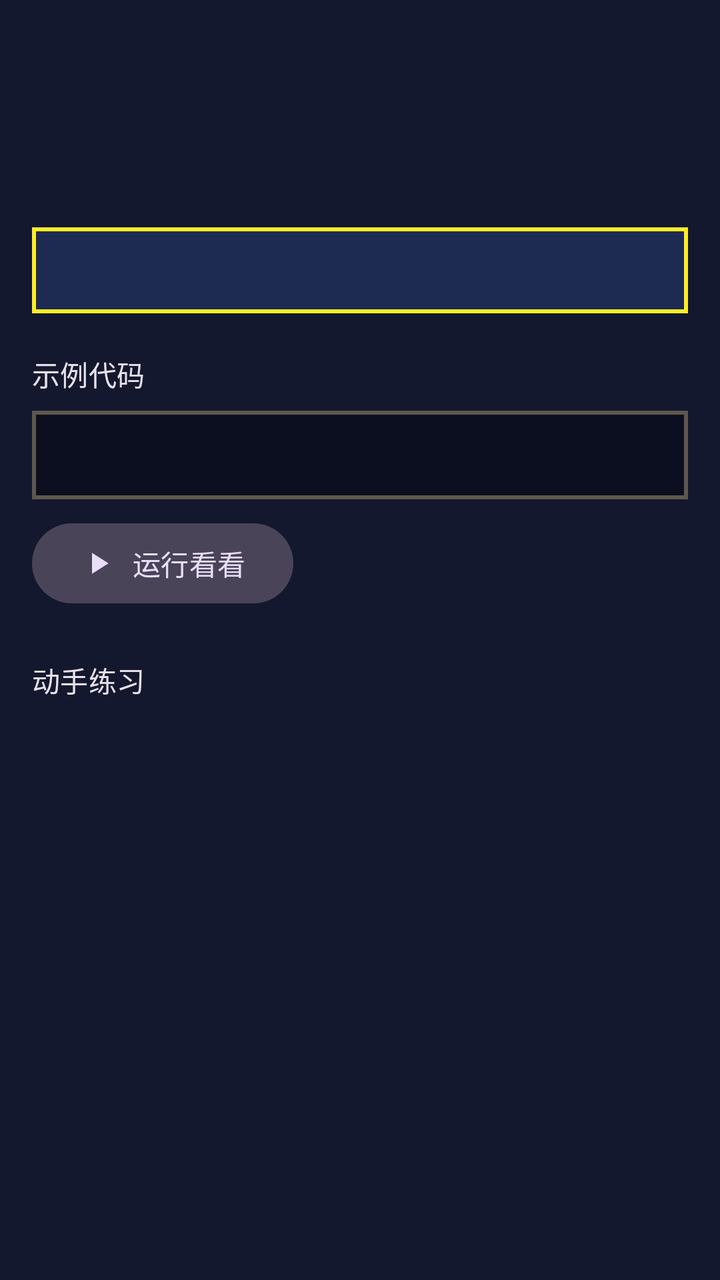
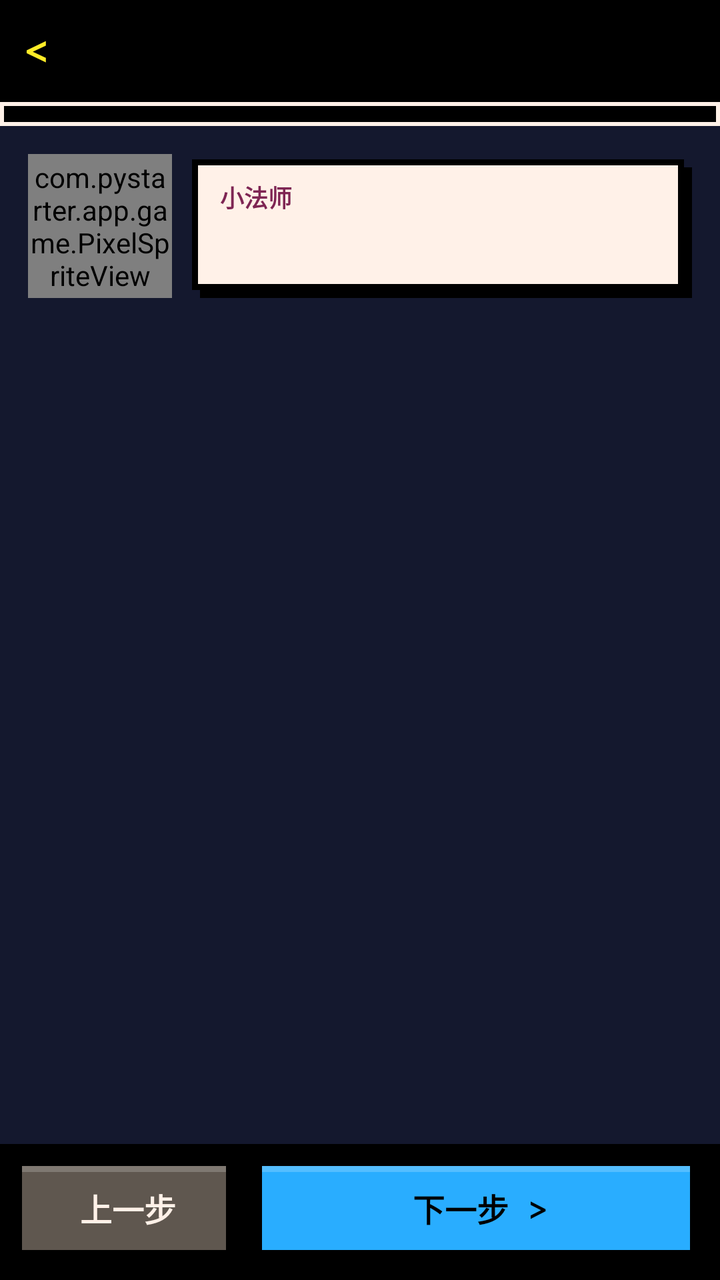

Compare the two renders of this Android layout. The source of the first and the diff that turns it into the second are given below.
<!-- AndroidManifest.xml: application theme Theme.PyStarter -->
<!-- res/layout/activity_lesson.xml -->
<?xml version="1.0" encoding="utf-8"?>
<LinearLayout xmlns:android="http://schemas.android.com/apk/res/android"
    xmlns:app="http://schemas.android.com/apk/res-auto"
    android:layout_width="match_parent"
    android:layout_height="match_parent"
    android:fitsSystemWindows="true"
    android:orientation="vertical">

    <com.google.android.material.appbar.MaterialToolbar
        android:id="@+id/toolbar"
        android:layout_width="match_parent"
        android:layout_height="?attr/actionBarSize" />

    <androidx.core.widget.NestedScrollView
        android:layout_width="match_parent"
        android:layout_height="match_parent">

        <LinearLayout
            android:layout_width="match_parent"
            android:layout_height="wrap_content"
            android:orientation="vertical"
            android:padding="16dp">

            <TextView
                android:id="@+id/concept"
                android:layout_width="match_parent"
                android:layout_height="wrap_content"
                android:lineSpacingMultiplier="1.3"
                android:textAppearance="?attr/textAppearanceBodyLarge" />

            <TextView
                android:id="@+id/analogy"
                android:layout_width="match_parent"
                android:layout_height="wrap_content"
                android:layout_marginTop="12dp"
                android:background="@drawable/bg_banner"
                android:drawablePadding="8dp"
                android:padding="12dp"
                android:textAppearance="?attr/textAppearanceBodyMedium" />

            <TextView
                android:layout_width="wrap_content"
                android:layout_height="wrap_content"
                android:layout_marginTop="20dp"
                android:text="@string/example"
                android:textAppearance="?attr/textAppearanceTitleSmall" />

            <TextView
                android:id="@+id/example"
                style="@style/CodeText"
                android:layout_width="match_parent"
                android:layout_height="wrap_content"
                android:layout_marginTop="8dp" />

            <com.google.android.material.button.MaterialButton
                android:id="@+id/runExample"
                style="@style/Widget.Material3.Button.TonalButton"
                android:layout_width="wrap_content"
                android:layout_height="wrap_content"
                android:layout_marginTop="8dp"
                android:text="@string/run_example"
                app:icon="@drawable/ic_play" />

            <TextView
                android:id="@+id/exampleOutput"
                style="@style/OutputText"
                android:layout_width="match_parent"
                android:layout_height="wrap_content"
                android:layout_marginTop="8dp"
                android:visibility="gone" />

            <TextView
                android:layout_width="wrap_content"
                android:layout_height="wrap_content"
                android:layout_marginTop="24dp"
                android:text="@string/practice"
                android:textAppearance="?attr/textAppearanceTitleSmall" />

            <LinearLayout
                android:id="@+id/questionButtons"
                android:layout_width="match_parent"
                android:layout_height="wrap_content"
                android:layout_marginTop="8dp"
                android:orientation="vertical" />
        </LinearLayout>
    </androidx.core.widget.NestedScrollView>
</LinearLayout>
<!-- resources referenced by this layout -->
<resources>
  <!-- drawable bg_banner (drawable) -->
  <?xml version="1.0" encoding="utf-8"?>
  <shape xmlns:android="http://schemas.android.com/apk/res/android" android:shape="rectangle">
      <solid android:color="@color/px_panel" />
      <stroke android:width="2dp" android:color="@color/px_yellow" />
  </shape>
  <!-- drawable ic_play (drawable) -->
  <?xml version="1.0" encoding="utf-8"?>
  <vector xmlns:android="http://schemas.android.com/apk/res/android"
      android:width="24dp" android:height="24dp" android:viewportWidth="24" android:viewportHeight="24"
      android:tint="?attr/colorControlNormal">
      <path android:fillColor="@android:color/white" android:pathData="M8,5v14l11,-7z" />
  </vector>
  <string name="example">示例代码</string>
  <string name="practice">动手练习</string>
  <!-- unchanged entries left out for length: 19 -->
</resources>

<!-- the commit's change to res/layout/activity_lesson.xml (unified diff, before → after) -->
@@ -1,87 +1,247 @@
 <?xml version="1.0" encoding="utf-8"?>
 <LinearLayout xmlns:android="http://schemas.android.com/apk/res/android"
-    xmlns:app="http://schemas.android.com/apk/res-auto"
     android:layout_width="match_parent"
     android:layout_height="match_parent"
     android:fitsSystemWindows="true"
     android:orientation="vertical">
 
-    <com.google.android.material.appbar.MaterialToolbar
-        android:id="@+id/toolbar"
-        android:layout_width="match_parent"
-        android:layout_height="?attr/actionBarSize" />
-
-    <androidx.core.widget.NestedScrollView
-        android:layout_width="match_parent"
-        android:layout_height="match_parent">
+    <LinearLayout
+        android:layout_width="match_parent"
+        android:layout_height="wrap_content"
+        android:background="@color/px_black"
+        android:gravity="center_vertical"
+        android:orientation="horizontal"
+        android:padding="12dp">
+
+        <TextView
+            android:id="@+id/back"
+            style="@style/PxText.Title"
+            android:layout_width="wrap_content"
+            android:layout_height="wrap_content"
+            android:paddingEnd="12dp"
+            android:text="@string/back_arrow" />
+
+        <TextView
+            android:id="@+id/title"
+            style="@style/PxText"
+            android:layout_width="0dp"
+            android:layout_height="wrap_content"
+            android:layout_weight="1"
+            android:maxLines="1" />
+
+        <TextView
+            android:id="@+id/stepText"
+            style="@style/PxText"
+            android:layout_width="wrap_content"
+            android:layout_height="wrap_content"
+            android:textColor="@color/px_blue" />
+    </LinearLayout>
+
+    <ProgressBar
+        android:id="@+id/stepBar"
+        style="?android:attr/progressBarStyleHorizontal"
+        android:layout_width="match_parent"
+        android:layout_height="12dp"
+        android:progressDrawable="@drawable/px_bar"
+        android:progressTint="@color/px_blue" />
+
+    <ScrollView
+        android:layout_width="match_parent"
+        android:layout_height="0dp"
+        android:layout_weight="1">
 
         <LinearLayout
+            android:id="@+id/content"
             android:layout_width="match_parent"
             android:layout_height="wrap_content"
             android:orientation="vertical"
-            android:padding="16dp">
-
-            <TextView
-                android:id="@+id/concept"
+            android:padding="14dp">
+
+            <LinearLayout
                 android:layout_width="match_parent"
                 android:layout_height="wrap_content"
-                android:lineSpacingMultiplier="1.3"
-                android:textAppearance="?attr/textAppearanceBodyLarge" />
-
-            <TextView
-                android:id="@+id/analogy"
+                android:gravity="bottom"
+                android:orientation="horizontal">
+
+                <com.pystarter.app.game.PixelSpriteView
+                    android:id="@+id/npc"
+                    android:layout_width="72dp"
+                    android:layout_height="72dp" />
+
+                <LinearLayout
+                    android:id="@+id/bubble"
+                    android:layout_width="0dp"
+                    android:layout_height="wrap_content"
+                    android:layout_marginStart="10dp"
+                    android:layout_weight="1"
+                    android:background="@drawable/px_card"
+                    android:orientation="vertical"
+                    android:paddingStart="14dp"
+                    android:paddingTop="10dp"
+                    android:paddingEnd="18dp"
+                    android:paddingBottom="16dp">
+
+                    <TextView
+                        android:id="@+id/speaker"
+                        style="@style/PxText.Small"
+                        android:layout_width="wrap_content"
+                        android:layout_height="wrap_content"
+                        android:text="@string/npc_name"
+                        android:textColor="@color/px_plum" />
+
+                    <TextView
+                        android:id="@+id/speech"
+                        style="@style/PxText.Body"
+                        android:layout_width="match_parent"
+                        android:layout_height="wrap_content"
+                        android:layout_marginTop="4dp"
+                        android:textColor="@color/px_black" />
+                </LinearLayout>
+            </LinearLayout>
+
+            
+            <LinearLayout
+                android:id="@+id/exampleBox"
                 android:layout_width="match_parent"
                 android:layout_height="wrap_content"
-                android:layout_marginTop="12dp"
-                android:background="@drawable/bg_banner"
-                android:drawablePadding="8dp"
-                android:padding="12dp"
-                android:textAppearance="?attr/textAppearanceBodyMedium" />
-
-            <TextView
-                android:layout_width="wrap_content"
-                android:layout_height="wrap_content"
-                android:layout_marginTop="20dp"
-                android:text="@string/example"
-                android:textAppearance="?attr/textAppearanceTitleSmall" />
-
-            <TextView
-                android:id="@+id/example"
-                style="@style/CodeText"
+                android:layout_marginTop="18dp"
+                android:orientation="vertical"
+                android:visibility="gone">
+
+                <EditText
+                    android:id="@+id/exampleEditor"
+                    style="@style/CodeText"
+                    android:layout_width="match_parent"
+                    android:layout_height="wrap_content"
+                    android:gravity="top|start"
+                    android:importantForAutofill="no"
+                    android:inputType="textMultiLine|textNoSuggestions|textVisiblePassword"
+                    android:minLines="3" />
+
+                
+                <LinearLayout
+                    android:id="@+id/inputBox"
+                    android:layout_width="match_parent"
+                    android:layout_height="wrap_content"
+                    android:layout_marginTop="10dp"
+                    android:orientation="vertical"
+                    android:visibility="gone">
+
+                    <TextView
+                        style="@style/PxText.Small"
+                        android:layout_width="match_parent"
+                        android:layout_height="wrap_content"
+                        android:text="@string/example_input_label"
+                        android:textColor="@color/px_yellow" />
+
+                    <EditText
+                        android:id="@+id/exampleInput"
+                        style="@style/CodeText"
+                        android:layout_width="match_parent"
+                        android:layout_height="wrap_content"
+                        android:layout_marginTop="6dp"
+                        android:gravity="top|start"
+                        android:hint="@string/example_input_hint"
+                        android:importantForAutofill="no"
+                        android:inputType="textMultiLine|textNoSuggestions"
+                        android:minLines="1"
+                        android:textColorHint="@color/px_stone" />
+                </LinearLayout>
+
+                <LinearLayout
+                    android:layout_width="match_parent"
+                    android:layout_height="wrap_content"
+                    android:layout_marginTop="10dp"
+                    android:orientation="horizontal">
+
+                    <TextView
+                        android:id="@+id/runExample"
+                        style="@style/PxButton.Green"
+                        android:layout_width="0dp"
+                        android:layout_height="wrap_content"
+                        android:layout_marginEnd="8dp"
+                        android:layout_weight="1"
+                        android:text="@string/run_example" />
+
+                    <TextView
+                        android:id="@+id/resetExample"
+                        style="@style/PxButton.Gray"
+                        android:layout_width="0dp"
+                        android:layout_height="wrap_content"
+                        android:layout_weight="1"
+                        android:text="@string/reset_example" />
+                </LinearLayout>
+
+                <TextView
+                    android:id="@+id/exampleOutput"
+                    style="@style/OutputText"
+                    android:layout_width="match_parent"
+                    android:layout_height="wrap_content"
+                    android:layout_marginTop="10dp"
+                    android:visibility="gone" />
+            </LinearLayout>
+
+            
+            <LinearLayout
+                android:id="@+id/practiceBox"
                 android:layout_width="match_parent"
                 android:layout_height="wrap_content"
-                android:layout_marginTop="8dp" />
-
-            <com.google.android.material.button.MaterialButton
-                android:id="@+id/runExample"
-                style="@style/Widget.Material3.Button.TonalButton"
-                android:layout_width="wrap_content"
-                android:layout_height="wrap_content"
-                android:layout_marginTop="8dp"
-                android:text="@string/run_example"
-                app:icon="@drawable/ic_play" />
-
-            <TextView
-                android:id="@+id/exampleOutput"
-                style="@style/OutputText"
-                android:layout_width="match_parent"
-                android:layout_height="wrap_content"
-                android:layout_marginTop="8dp"
-                android:visibility="gone" />
-
-            <TextView
-                android:layout_width="wrap_content"
-                android:layout_height="wrap_content"
-                android:layout_marginTop="24dp"
-                android:text="@string/practice"
-                android:textAppearance="?attr/textAppearanceTitleSmall" />
-
-            <LinearLayout
-                android:id="@+id/questionButtons"
-                android:layout_width="match_parent"
-                android:layout_height="wrap_content"
-                android:layout_marginTop="8dp"
-                android:orientation="vertical" />
+                android:layout_marginTop="18dp"
+                android:orientation="vertical"
+                android:visibility="gone">
+
+                <TextView
+                    android:id="@+id/practiceCode"
+                    style="@style/CodeText"
+                    android:layout_width="match_parent"
+                    android:layout_height="wrap_content"
+                    android:visibility="gone" />
+
+                <LinearLayout
+                    android:id="@+id/practiceOptions"
+                    android:layout_width="match_parent"
+                    android:layout_height="wrap_content"
+                    android:layout_marginTop="8dp"
+                    android:orientation="vertical" />
+
+                <TextView
+                    android:id="@+id/practiceExplain"
+                    style="@style/PxText.Body"
+                    android:layout_width="match_parent"
+                    android:layout_height="wrap_content"
+                    android:layout_marginTop="10dp"
+                    android:background="@drawable/px_dialog"
+                    android:paddingStart="14dp"
+                    android:paddingTop="10dp"
+                    android:paddingEnd="18dp"
+                    android:paddingBottom="16dp"
+                    android:visibility="gone" />
+            </LinearLayout>
         </LinearLayout>
-    </androidx.core.widget.NestedScrollView>
+    </ScrollView>
+
+    <LinearLayout
+        android:layout_width="match_parent"
+        android:layout_height="wrap_content"
+        android:background="@color/px_black"
+        android:orientation="horizontal"
+        android:padding="8dp">
+
+        <TextView
+            android:id="@+id/prev"
+            style="@style/PxButton.Gray"
+            android:layout_width="0dp"
+            android:layout_height="wrap_content"
+            android:layout_marginEnd="8dp"
+            android:layout_weight="1"
+            android:text="@string/prev_step" />
+
+        <TextView
+            android:id="@+id/next"
+            style="@style/PxButton"
+            android:layout_width="0dp"
+            android:layout_height="wrap_content"
+            android:layout_weight="2"
+            android:text="@string/next_step" />
+    </LinearLayout>
 </LinearLayout>
<!-- resource entries referenced after the edit -->
@@ -1,20 +1,202 @@
 <!-- resources referenced by this layout -->
 <resources>
-  <!-- drawable bg_banner (drawable) -->
-  <?xml version="1.0" encoding="utf-8"?>
-  <shape xmlns:android="http://schemas.android.com/apk/res/android" android:shape="rectangle">
-      <solid android:color="@color/px_panel" />
-      <stroke android:width="2dp" android:color="@color/px_yellow" />
-  </shape>
-  <!-- drawable ic_play (drawable) -->
-  <?xml version="1.0" encoding="utf-8"?>
-  <vector xmlns:android="http://schemas.android.com/apk/res/android"
-      android:width="24dp" android:height="24dp" android:viewportWidth="24" android:viewportHeight="24"
-      android:tint="?attr/colorControlNormal">
-      <path android:fillColor="@android:color/white" android:pathData="M8,5v14l11,-7z" />
-  </vector>
-  <string name="example">示例代码</string>
-  <string name="practice">动手练习</string>
+  <color name="px_plum">#7E2553</color>
+  <!-- drawable px_bar (drawable) -->
+  <?xml version="1.0" encoding="utf-8"?>
+  <layer-list xmlns:android="http://schemas.android.com/apk/res/android">
+      <item android:id="@android:id/background">
+          <shape><solid android:color="#000000" /><stroke android:width="2dp" android:color="#FFF1E8" /></shape>
+      </item>
+      <item android:id="@android:id/progress" android:left="3dp" android:top="3dp" android:right="3dp" android:bottom="3dp">
+          <clip><shape><solid android:color="#FFFFFF" /></shape></clip>
+      </item>
+  </layer-list>
+  <!-- drawable px_card (drawable) -->
+  <?xml version="1.0" encoding="utf-8"?>
+  <layer-list xmlns:android="http://schemas.android.com/apk/res/android">
+      <item android:left="4dp" android:top="4dp">
+          <shape><solid android:color="#000000" /></shape>
+      </item>
+      <item android:right="4dp" android:bottom="4dp">
+          <shape><solid android:color="#FFF1E8" /><stroke android:width="3dp" android:color="#000000" /></shape>
+      </item>
+  </layer-list>
+  <!-- drawable px_dialog (drawable) -->
+  <?xml version="1.0" encoding="utf-8"?>
+  <layer-list xmlns:android="http://schemas.android.com/apk/res/android">
+      <item android:left="4dp" android:top="4dp">
+          <shape><solid android:color="#000000" /></shape>
+      </item>
+      <item android:right="4dp" android:bottom="4dp">
+          <shape><solid android:color="#000000" /><stroke android:width="3dp" android:color="#FFF1E8" /></shape>
+      </item>
+  </layer-list>
+  <string name="back_arrow">&lt;</string>
+  <string name="example_input_hint">例如：你的名字</string>
+  <string name="example_input_label">这段代码用到了 input()，会停下来等你输入。在下面写好要输入的内容（一行对应一次 input）：</string>
+  <string name="next_step">下一步 &gt;</string>
+  <string name="npc_name">小法师</string>
+  <string name="prev_step">上一步</string>
+  <string name="reset_example">恢复原样</string>
+  <style name="PxButton" parent="PxText">
+          <item name="android:gravity">center</item>
+          <item name="android:minHeight">52dp</item>
+          <item name="android:paddingStart">14dp</item>
+          <item name="android:paddingEnd">14dp</item>
+          <item name="android:paddingTop">8dp</item>
+          <item name="android:paddingBottom">12dp</item>
+          <item name="android:clickable">true</item>
+          <item name="android:focusable">true</item>
+          <item name="android:textColor">@color/px_black</item>
+          <item name="android:textSize">16sp</item>
+          <item name="android:background">@drawable/px_btn_blue</item>
+      </style>
+  <style name="PxButton.Gray">
+          <item name="android:background">@drawable/px_btn_gray</item>
+          <item name="android:textColor">@color/px_white</item>
+      </style>
+  <style name="PxButton.Green"><item name="android:background">@drawable/px_btn_green</item></style>
+  <style name="PxText">
+          <item name="android:fontFamily">monospace</item>
+          <item name="android:textStyle">bold</item>
+          <item name="android:textColor">@color/px_white</item>
+          <item name="android:textSize">15sp</item>
+          <item name="android:lineSpacingMultiplier">1.25</item>
+      </style>
+  <style name="PxText.Body">
+          <item name="android:textStyle">normal</item>
+          <item name="android:textSize">16sp</item>
+          <item name="android:lineSpacingMultiplier">1.4</item>
+      </style>
+  <style name="PxText.Small">
+          <item name="android:textSize">12sp</item>
+          <item name="android:textColor">@color/px_silver</item>
+      </style>
+  <style name="PxText.Title">
+          <item name="android:textSize">20sp</item>
+          <item name="android:textColor">@color/px_yellow</item>
+      </style>
+  <!-- drawable px_btn_blue (drawable) -->
+  <?xml version="1.0" encoding="utf-8"?>
+  <selector xmlns:android="http://schemas.android.com/apk/res/android">
+      <item android:state_pressed="true">
+          <layer-list>
+              <item android:left="4dp" android:top="4dp">
+                  <shape><solid android:color="#000000" /></shape>
+              </item>
+              <item android:left="7dp" android:top="7dp" android:right="0dp" android:bottom="0dp">
+                  <shape><solid android:color="#29ADFF" /></shape>
+              </item>
+          </layer-list>
+      </item>
+      <item android:state_enabled="false">
+          <layer-list>
+              <item android:right="4dp" android:bottom="4dp">
+                  <shape><solid android:color="#000000" /></shape>
+              </item>
+              <item android:left="3dp" android:top="3dp" android:right="7dp" android:bottom="7dp">
+                  <shape><solid android:color="#5F574F" /></shape>
+              </item>
+          </layer-list>
+      </item>
+      <item>
+          <layer-list>
+              <item android:left="4dp" android:top="4dp">
+                  <shape><solid android:color="#000000" /></shape>
+              </item>
+              <item android:right="4dp" android:bottom="4dp">
+                  <shape><solid android:color="#000000" /></shape>
+              </item>
+              <item android:left="3dp" android:top="3dp" android:right="7dp" android:bottom="7dp">
+                  <shape><solid android:color="#29ADFF" /></shape>
+              </item>
+              <item android:left="3dp" android:top="3dp" android:right="7dp" android:bottom="7dp" android:gravity="top">
+                  <shape><size android:height="3dp" /><solid android:color="#33FFFFFF" /></shape>
+              </item>
+          </layer-list>
+      </item>
+  </selector>
+  <!-- drawable px_btn_gray (drawable) -->
+  <?xml version="1.0" encoding="utf-8"?>
+  <selector xmlns:android="http://schemas.android.com/apk/res/android">
+      <item android:state_pressed="true">
+          <layer-list>
+              <item android:left="4dp" android:top="4dp">
+                  <shape><solid android:color="#000000" /></shape>
+              </item>
+              <item android:left="7dp" android:top="7dp" android:right="0dp" android:bottom="0dp">
+                  <shape><solid android:color="#5F574F" /></shape>
+              </item>
+          </layer-list>
+      </item>
+      <item android:state_enabled="false">
+          <layer-list>
+              <item android:right="4dp" android:bottom="4dp">
+                  <shape><solid android:color="#000000" /></shape>
+              </item>
+              <item android:left="3dp" android:top="3dp" android:right="7dp" android:bottom="7dp">
+                  <shape><solid android:color="#5F574F" /></shape>
+              </item>
+          </layer-list>
+      </item>
+      <item>
+          <layer-list>
+              <item android:left="4dp" android:top="4dp">
+                  <shape><solid android:color="#000000" /></shape>
+              </item>
+              <item android:right="4dp" android:bottom="4dp">
+                  <shape><solid android:color="#000000" /></shape>
+              </item>
+              <item android:left="3dp" android:top="3dp" android:right="7dp" android:bottom="7dp">
+                  <shape><solid android:color="#5F574F" /></shape>
+              </item>
+              <item android:left="3dp" android:top="3dp" android:right="7dp" android:bottom="7dp" android:gravity="top">
+                  <shape><size android:height="3dp" /><solid android:color="#33FFFFFF" /></shape>
+              </item>
+          </layer-list>
+      </item>
+  </selector>
+  <!-- drawable px_btn_green (drawable) -->
+  <?xml version="1.0" encoding="utf-8"?>
+  <selector xmlns:android="http://schemas.android.com/apk/res/android">
+      <item android:state_pressed="true">
+          <layer-list>
+              <item android:left="4dp" android:top="4dp">
+                  <shape><solid android:color="#000000" /></shape>
+              </item>
+              <item android:left="7dp" android:top="7dp" android:right="0dp" android:bottom="0dp">
+                  <shape><solid android:color="#00E436" /></shape>
+              </item>
+          </layer-list>
+      </item>
+      <item android:state_enabled="false">
+          <layer-list>
+              <item android:right="4dp" android:bottom="4dp">
+                  <shape><solid android:color="#000000" /></shape>
+              </item>
+              <item android:left="3dp" android:top="3dp" android:right="7dp" android:bottom="7dp">
+                  <shape><solid android:color="#5F574F" /></shape>
+              </item>
+          </layer-list>
+      </item>
+      <item>
+          <layer-list>
+              <item android:left="4dp" android:top="4dp">
+                  <shape><solid android:color="#000000" /></shape>
+              </item>
+              <item android:right="4dp" android:bottom="4dp">
+                  <shape><solid android:color="#000000" /></shape>
+              </item>
+              <item android:left="3dp" android:top="3dp" android:right="7dp" android:bottom="7dp">
+                  <shape><solid android:color="#00E436" /></shape>
+              </item>
+              <item android:left="3dp" android:top="3dp" android:right="7dp" android:bottom="7dp" android:gravity="top">
+                  <shape><size android:height="3dp" /><solid android:color="#33FFFFFF" /></shape>
+              </item>
+          </layer-list>
+      </item>
+  </selector>
+  <color name="px_silver">#C2C3C7</color>
   <!-- unchanged entries left out for length: 19 -->
 </resources>
 
